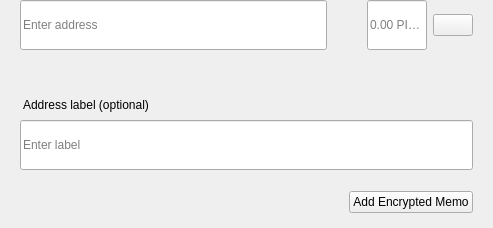
This is src/qt/pivxl/forms/sendmultirow.ui in PivxLiteDev/PivxLite as Qt 5 draws it before an edit. The edited form follows.
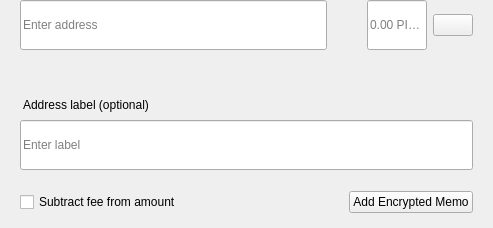
This is the edited form.

The edit to the form file:
```diff
--- a/src/qt/pivxl/forms/sendmultirow.ui
+++ b/src/qt/pivxl/forms/sendmultirow.ui
@@ -347,6 +347,16 @@
          <property name="bottomMargin">
           <number>0</number>
          </property>
+         <item>
+          <widget class="QCheckBox" name="checkboxSubtractFeeFromAmount">
+           <property name="toolTip">
+            <string>The fee will be deducted from the amount being sent. The recipient will receive less PIVXL than you enter in the amount field. If multiple recipients are selected, the fee is split equally.</string>
+           </property>
+           <property name="text">
+            <string>Subtract fee from amount</string>
+           </property>
+          </widget>
+         </item>
          <item>
           <spacer name="horizontalSpacer">
            <property name="orientation">
```
